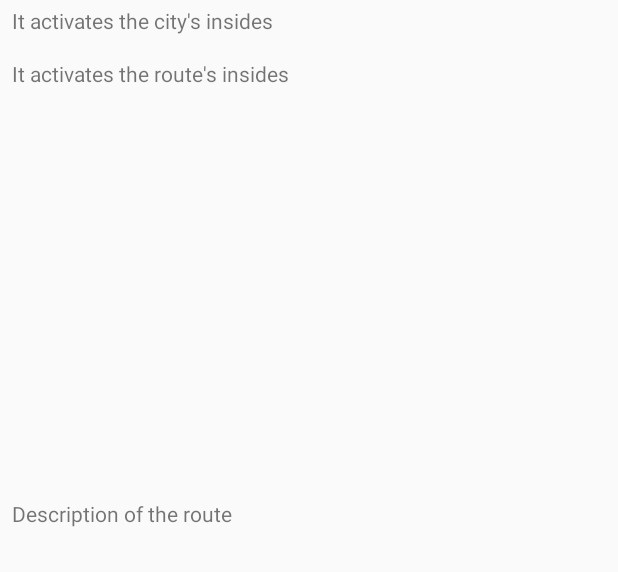
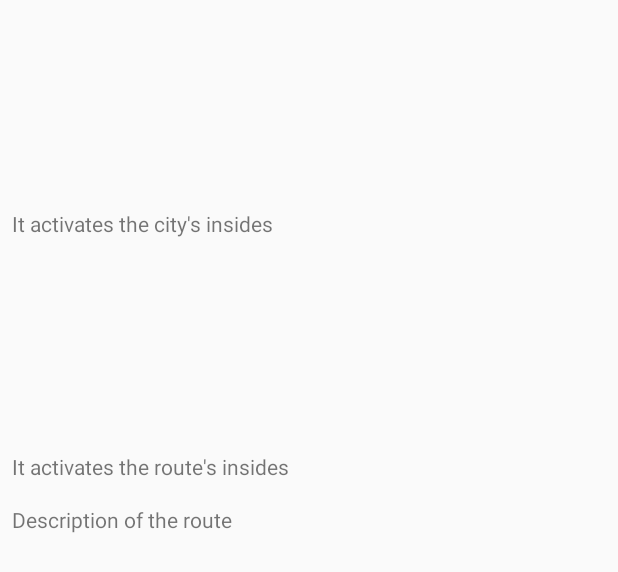
Before and after one commit to ArtMesh/SorryIamnotlocal, an Android app: the layout activity_route.xml on its own in the app's theme, with its tools: preview values and no code run, on a phone screen of 412 x 824 dp. Shown: the top 572 px of the screen. Run offline under Robolectric (Android 15) with nearby library versions, the light colour scheme and no system bars.

Commit message:
RouteActivity and PlaceList

```diff
--- a/app/src/main/java/com/artmesh/sorryiamnotlocal/Adapter/RouteListAdapter.java
+++ b/app/src/main/java/com/artmesh/sorryiamnotlocal/Adapter/RouteListAdapter.java
@@ -25,7 +25,6 @@ public class RouteListAdapter extends Adapter<RouteListAdapter.RouteViewHolder>
 	public interface OnListClickListener {
 		void onListClick(Route route);
 	}
-
 
 	public RouteListAdapter(List<Route> RouteList, OnListClickListener onListClickListener) {
 		this.mRouteList = RouteList;
--- a/app/src/main/res/layout/activity_route.xml
+++ b/app/src/main/res/layout/activity_route.xml
@@ -7,52 +7,52 @@
     android:layout_height="match_parent">
 
     <TextView
-        android:id="@+id/textView7"
+        android:id="@+id/name_city"
         android:layout_width="0dp"
         android:layout_height="wrap_content"
+        android:layout_marginBottom="8dp"
         android:layout_marginEnd="8dp"
         android:layout_marginStart="8dp"
         android:layout_marginTop="4dp"
         android:text="It activates the city's insides"
+        app:layout_constraintBottom_toTopOf="@+id/name_route"
         app:layout_constraintEnd_toEndOf="parent"
         app:layout_constraintStart_toStartOf="parent"
         app:layout_constraintTop_toTopOf="parent"/>
 
     <TextView
-        android:id="@+id/textView4"
+        android:id="@+id/name_route"
         android:layout_width="0dp"
         android:layout_height="wrap_content"
+        android:layout_marginBottom="16dp"
         android:layout_marginEnd="8dp"
         android:layout_marginStart="8dp"
-        android:layout_marginTop="16dp"
         android:text="It activates the route's insides"
+        app:layout_constraintBottom_toTopOf="@+id/description_route"
         app:layout_constraintEnd_toEndOf="parent"
         app:layout_constraintHorizontal_bias="0.0"
-        app:layout_constraintStart_toStartOf="parent"
-        app:layout_constraintTop_toBottomOf="@+id/textView7"/>
+        app:layout_constraintStart_toStartOf="parent"/>
 
     <TextView
-        android:id="@+id/textView6"
+        android:id="@+id/description_route"
         android:layout_width="0dp"
         android:layout_height="wrap_content"
         android:layout_marginBottom="8dp"
         android:layout_marginEnd="8dp"
         android:layout_marginStart="8dp"
-        android:layout_marginTop="8dp"
         android:text="Description of the route"
         app:layout_constraintBottom_toTopOf="@+id/route_fragment_container"
         app:layout_constraintEnd_toEndOf="parent"
         app:layout_constraintHorizontal_bias="0.0"
-        app:layout_constraintStart_toStartOf="parent"
-        app:layout_constraintTop_toBottomOf="@+id/textView4"
-        app:layout_constraintVertical_bias="1.0"/>
+        app:layout_constraintStart_toStartOf="parent"/>
 
     <FrameLayout
         android:id="@+id/route_fragment_container"
         android:layout_width="match_parent"
         android:layout_height="456dp"
-        android:layout_marginBottom="8dp"
+        android:layout_marginBottom="4dp"
         app:layout_constraintBottom_toBottomOf="parent"
-        app:layout_constraintTop_toBottomOf="@+id/toolbar"/>
+        app:layout_constraintTop_toBottomOf="@+id/toolbar"
+        tools:layout_editor_absoluteX="0dp"/>
 
 </android.support.constraint.ConstraintLayout>
```
Also changed, not shown: app/src/main/java/com/artmesh/sorryiamnotlocal/adapter/AbstractListAdapter.java (added, +15 -0 lines), app/src/main/java/com/artmesh/sorryiamnotlocal/fragments/description/PlaceDescriptionFragment.java (added, +19 -0 lines), app/src/main/res/layout/place_description_fragment.xml (added, +35 -0 lines).
